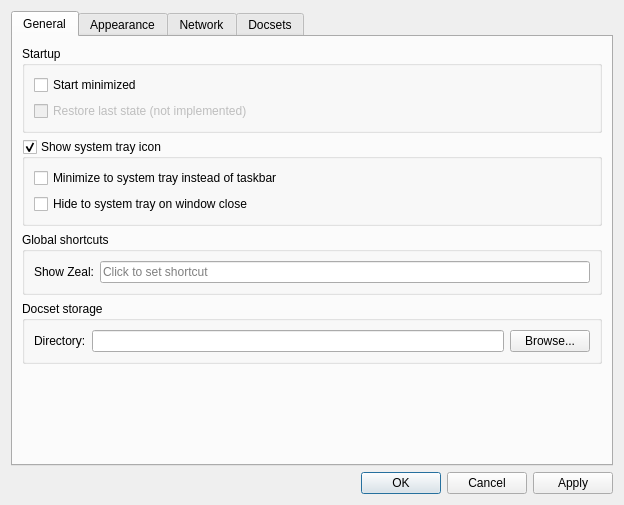
Above: src/ui/forms/settingsdialog.ui from marzwu/zeal before the change. Below: the same form after it.
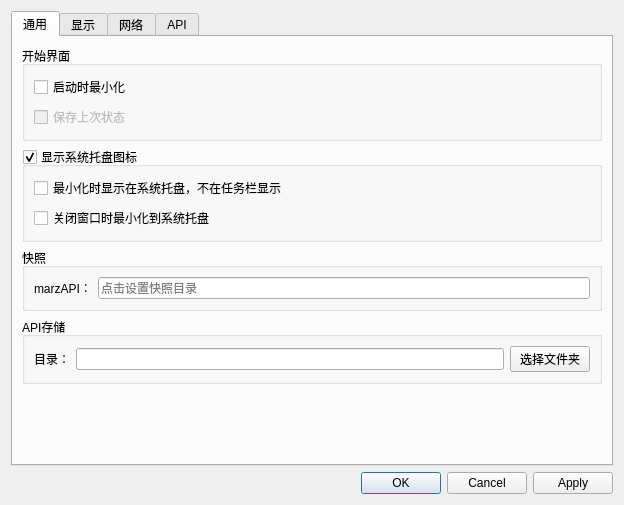
That is the form after the change. The open tabs and pages were chosen to show the change. Custom widgets are drawn as their Qt base class.

Commit message: 翻译设置对话框

Patch:
```diff
--- a/src/ui/forms/settingsdialog.ui
+++ b/src/ui/forms/settingsdialog.ui
@@ -24,19 +24,19 @@
      </property>
      <widget class="QWidget" name="generalTab">
       <attribute name="title">
-       <string>General</string>
+       <string>通用</string>
       </attribute>
       <layout class="QVBoxLayout" name="verticalLayout_7">
        <item>
         <widget class="QGroupBox" name="groupBox_3">
          <property name="title">
-          <string>Startup</string>
+          <string>开始界面</string>
          </property>
          <layout class="QVBoxLayout" name="verticalLayout_9">
           <item>
            <widget class="QCheckBox" name="startMinimizedCheckBox">
             <property name="text">
-             <string>Start minimized</string>
+             <string>启动时最小化</string>
             </property>
            </widget>
           </item>
@@ -46,7 +46,7 @@
              <bool>false</bool>
             </property>
             <property name="text">
-             <string>Restore last state (not implemented)</string>
+             <string>保存上次状态</string>
             </property>
            </widget>
           </item>
@@ -56,7 +56,7 @@
        <item>
         <widget class="QGroupBox" name="systrayGroupBox">
          <property name="title">
-          <string>Show system tray icon</string>
+          <string>显示系统托盘图标</string>
          </property>
          <property name="checkable">
           <bool>true</bool>
@@ -65,14 +65,14 @@
           <item>
            <widget class="QCheckBox" name="minimizeToSystrayCheckBox">
             <property name="text">
-             <string>Minimize to system tray instead of taskbar</string>
+             <string>最小化时显示在系统托盘，不在任务栏显示</string>
             </property>
            </widget>
           </item>
           <item>
            <widget class="QCheckBox" name="hideToSystrayCheckBox">
             <property name="text">
-             <string>Hide to system tray on window close</string>
+             <string>关闭窗口时最小化到系统托盘</string>
             </property>
            </widget>
           </item>
@@ -82,7 +82,7 @@
        <item>
         <widget class="QGroupBox" name="globalHotKeyGroupBox">
          <property name="title">
-          <string>Global shortcuts</string>
+          <string>快照</string>
          </property>
          <layout class="QFormLayout" name="formLayout_2">
           <property name="fieldGrowthPolicy">
@@ -91,14 +91,14 @@
           <item row="0" column="0">
            <widget class="QLabel" name="label_9">
             <property name="text">
-             <string>Show Zeal:</string>
+             <string>marzAPI：</string>
             </property>
            </widget>
           </item>
           <item row="0" column="1">
            <widget class="ShortcutEdit" name="toolButton">
             <property name="placeholderText">
-             <string>Click to set shortcut</string>
+             <string>点击设置快照目录</string>
             </property>
             <property name="clearButtonEnabled">
              <bool>true</bool>
@@ -111,7 +111,7 @@
        <item>
         <widget class="QGroupBox" name="groupBox_4">
          <property name="title">
-          <string>Docset storage</string>
+          <string>API存储</string>
          </property>
          <layout class="QFormLayout" name="formLayout_3">
           <property name="fieldGrowthPolicy">
@@ -120,7 +120,7 @@
           <item row="0" column="0">
            <widget class="QLabel" name="label_5">
             <property name="text">
-             <string>Directory:</string>
+             <string>目录：</string>
             </property>
            </widget>
           </item>
@@ -132,7 +132,7 @@
             <item>
              <widget class="QPushButton" name="storageButton">
               <property name="text">
-               <string>Browse...</string>
+               <string>选择文件夹</string>
               </property>
              </widget>
             </item>
@@ -158,7 +158,7 @@
      </widget>
      <widget class="QWidget" name="appearanceTab">
       <attribute name="title">
-       <string>Appearance</string>
+       <string>显示</string>
       </attribute>
       <layout class="QGridLayout" name="gridLayout">
        <item row="0" column="0">
@@ -197,7 +197,7 @@
      </widget>
      <widget class="QWidget" name="networkTab">
       <attribute name="title">
-       <string>Network</string>
+       <string>网络</string>
       </attribute>
       <layout class="QVBoxLayout" name="verticalLayout_2">
        <item>
@@ -366,7 +366,7 @@
      </widget>
      <widget class="QWidget" name="docsetsTab">
       <attribute name="title">
-       <string>Docsets</string>
+       <string>API</string>
       </attribute>
       <layout class="QVBoxLayout" name="verticalLayout_5">
        <item>
```
Left out of the diff: 36 changed lines with no effect on the pictures.
